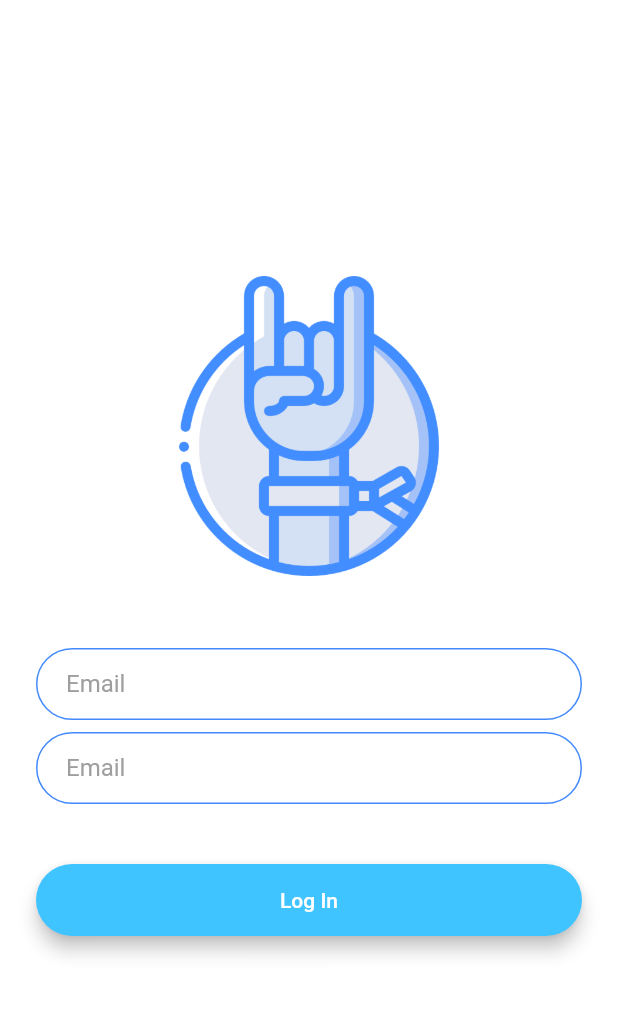
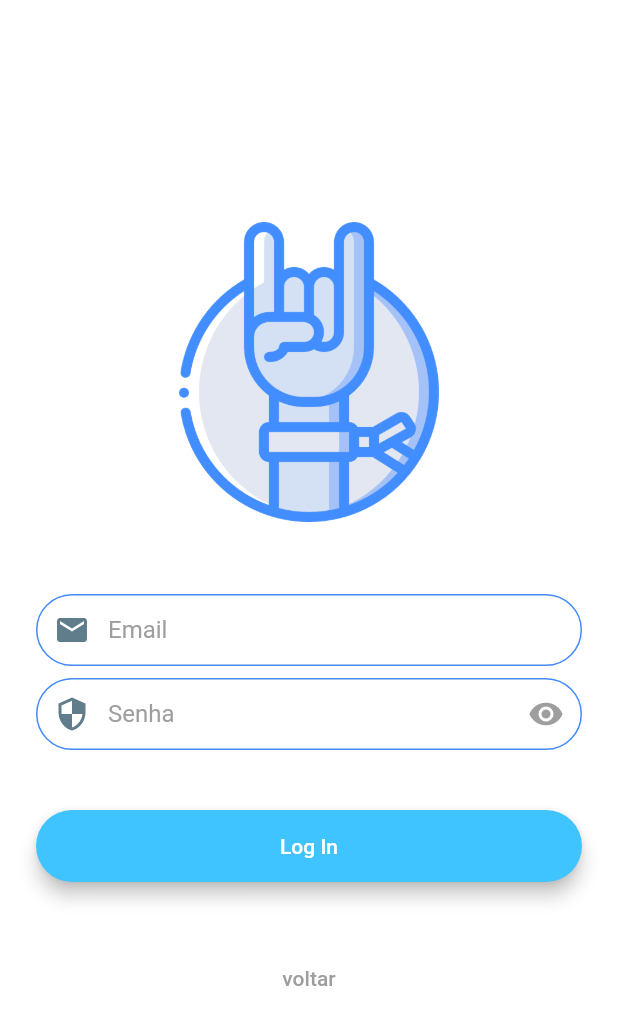
Before and after one commit to Rossitto/lsrtcc_Frontend_Flutter, a Flutter app: the screen it shows after launch, after a tap on "Log in", on a phone screen of 412 x 824 dp. Shown: the top 1025 px of the screen. Run offline on Flutter 3.47's test engine with Material 2 defaults, Android fonts, the phone set to English and light mode, and no system bars; our stand-ins replace animated_text_kit, shared_preferences, table_calendar; missing offline and left inert: date_time_format, emojis; network calls fail.

Commit message:
login screen updated

```diff
--- a/lib/screens/login_screen.dart
+++ b/lib/screens/login_screen.dart
@@ -1,5 +1,6 @@
 import 'dart:convert';
 
+import 'package:emojis/emojis.dart';
 import 'package:lsrtcc_flutter/constants.dart';
 import 'package:flutter/material.dart';
 import 'package:lsrtcc_flutter/components/rounded_button.dart';
@@ -13,6 +14,11 @@ class LoginScreen extends StatefulWidget {
 }
 
 class _LoginScreenState extends State<LoginScreen> {
+  bool _showPassword = false;
+  var sadEmoji = Emojis.cryingFace;
+
+  String email;
+  String password;
   @override
   Widget build(BuildContext context) {
     return Scaffold(
@@ -34,21 +40,42 @@ class _LoginScreenState extends State<LoginScreen> {
               height: 48.0,
             ),
             TextField(
+              keyboardType: TextInputType.emailAddress,
               onChanged: (value) {
-                //Do something with the user input.
+                email = value.trim();
               },
-              decoration: kTextFieldDecoration,
+              decoration: kTextFieldDecoration.copyWith(
+                prefixIcon: Icon(
+                  Icons.email,
+                  color: Colors.blueGrey,
+                ),
+              ),
             ),
             SizedBox(
               height: 8.0,
             ),
             TextField(
+              obscureText: !this._showPassword,
+              keyboardType: TextInputType.visiblePassword,
               onChanged: (value) {
-                //Do something with the user input.
+                password = value.trim();
               },
               decoration: kTextFieldDecoration.copyWith(
-                hintText: 'Enter your password',
-              ),
+                  labelText: 'Senha',
+                  prefixIcon: Icon(
+                    Icons.security,
+                    color: Colors.blueGrey,
+                  ),
+                  suffixIcon: IconButton(
+                    icon: Icon(
+                      Icons.remove_red_eye,
+                      color:
+                          this._showPassword ? Colors.blueAccent : Colors.grey,
+                    ),
+                    onPressed: () {
+                      setState(() => this._showPassword = !this._showPassword);
+                    },
+                  )),
             ),
             SizedBox(
               height: 24.0,
@@ -65,6 +92,20 @@ class _LoginScreenState extends State<LoginScreen> {
               },
               text: 'Log In',
             ),
+            SizedBox(
+              height: 24.0,
+            ),
+            FlatButton(
+              onPressed: () {
+                Navigator.pop(context);
+              },
+              child: Text(
+                "voltar",
+                style: TextStyle(
+                  color: Colors.grey,
+                ),
+              ),
+            ),
           ],
         ),
       ),
--- a/lib/screens/welcome_screen.dart
+++ b/lib/screens/welcome_screen.dart
@@ -70,7 +70,7 @@ class _WelcomeScreenState extends State<WelcomeScreen>
                   TypewriterAnimatedTextKit(
                     text: ['LSR_TCC'],
                     textStyle: TextStyle(
-                      fontSize: 45.0,
+                      fontSize: 35.0,
                       fontWeight: FontWeight.w900,
                     ),
                   ),
@@ -105,11 +105,15 @@ class _WelcomeScreenState extends State<WelcomeScreen>
                   Navigator.pushNamed(context, RegisterPubScreen.id);
                 }),
             RoundedButton(
-                color: Colors.lightBlueAccent,
-                text: 'Agenda',
-                onPressed: () {
-                  Navigator.pushNamed(context, CalendarScreen.id);
-                }),
+              color: Colors.lightBlueAccent,
+              text: 'Agenda',
+              onPressed: () {
+                Navigator.pushNamed(context, CalendarScreen.id);
+              },
+            ),
+            SizedBox(
+              height: 48.0,
+            ),
           ],
         ),
       ),
```
Also changed, not shown: lib/screens/registerBand_screen.dart (+11 -0 lines), lib/screens/registerPub_screen.dart (+11 -0 lines), lib/screens/registration_screen.dart (+11 -0 lines).
